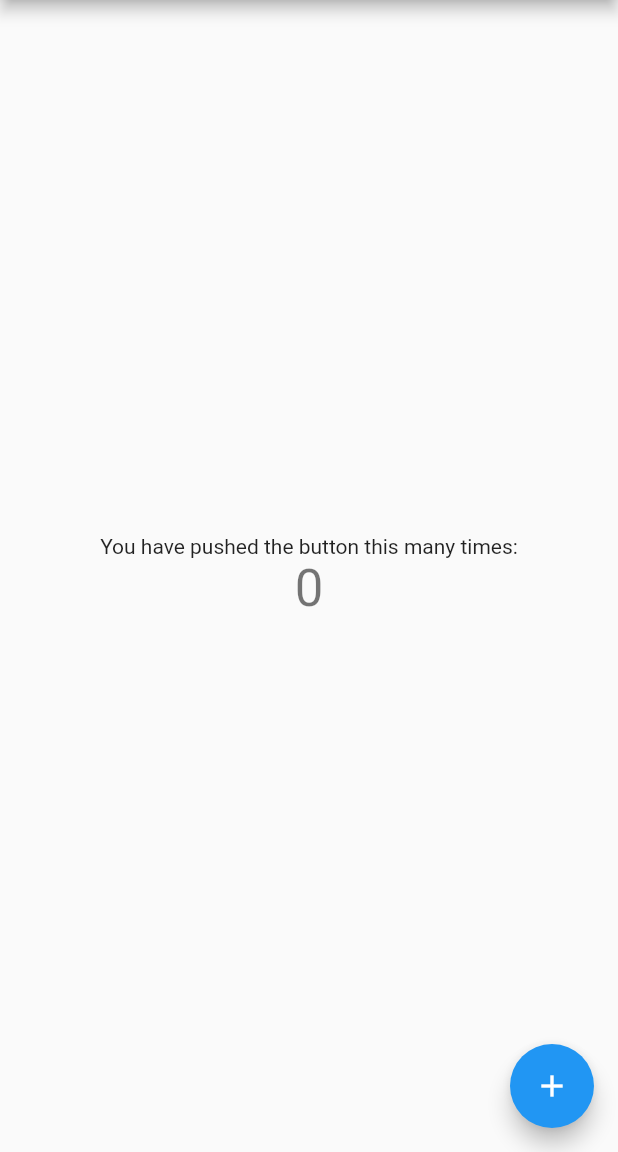
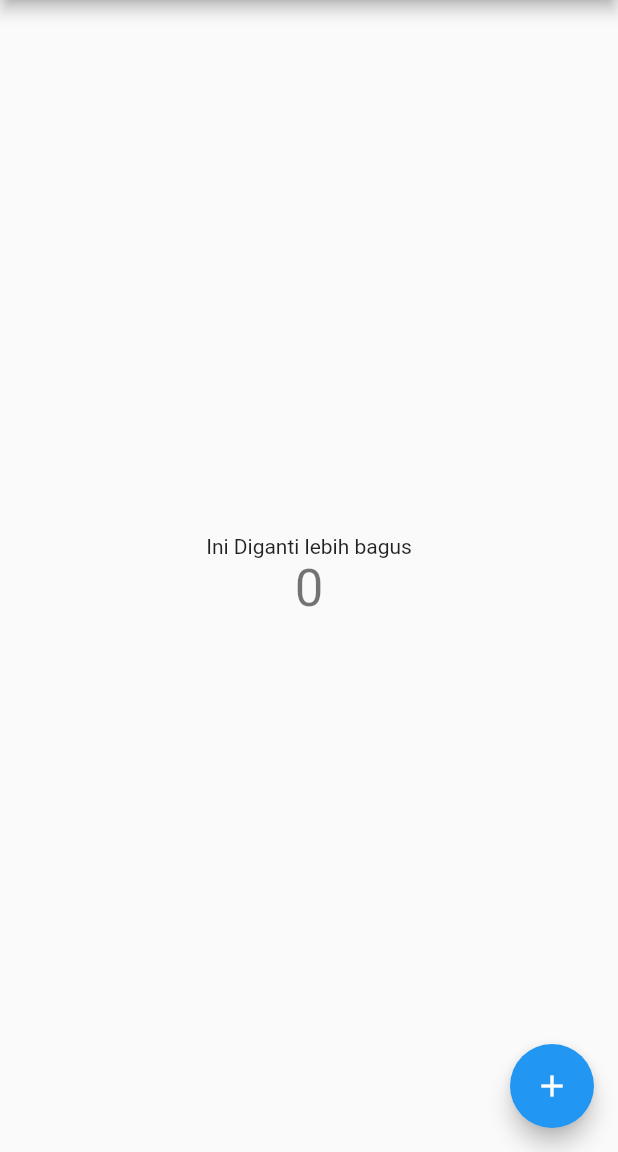
Before and after one commit to mnurhads/learn-flutter, a Flutter app: the screen it shows after launch, on a phone screen of 412 x 824 dp, the part 84-1236 px from its top. Run offline on Flutter 3.47's test engine with Material 2 defaults, Android fonts, the phone set to English and light mode, and no system bars.

Commit message:
fix: home viw

```diff
--- a/lib/main.dart
+++ b/lib/main.dart
@@ -96,7 +96,7 @@ class _MyHomePageState extends State<MyHomePage> {
           mainAxisAlignment: MainAxisAlignment.center,
           children: <Widget>[
             const Text(
-              'You have pushed the button this many times:',
+              'Ini Diganti lebih bagus',
             ),
             Text(
               '$_counter',
```
